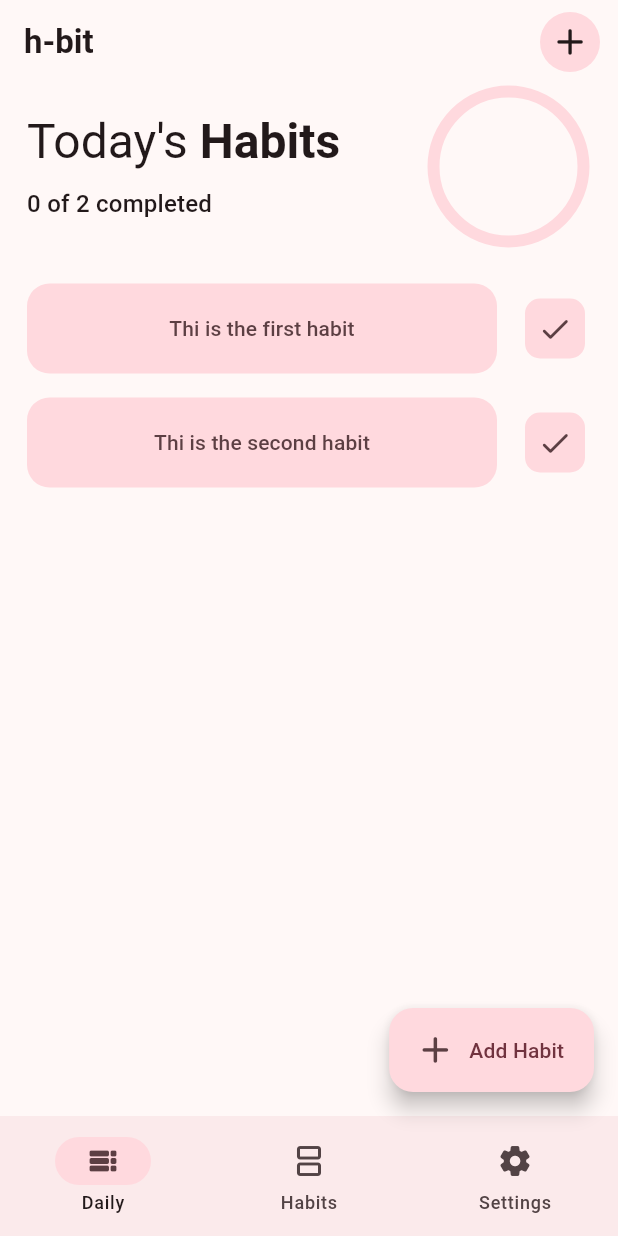
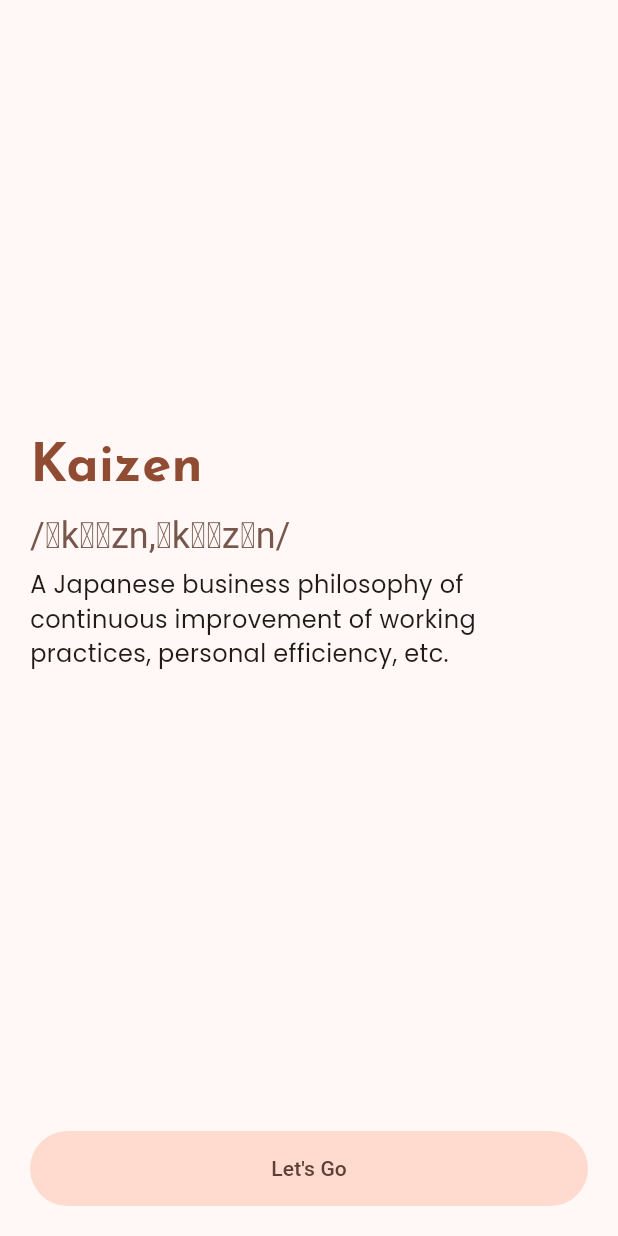
Before and after one commit to purveshxd/thehabitapp, a Flutter app: the screen it shows after launch, on a phone screen of 412 x 824 dp. Run offline on Flutter 3.47's test engine with Material 3 defaults, Android fonts, the light colour scheme and no system bars; our stand-ins replace flutter_heatmap_calendar, flutter_riverpod, google_fonts, hive, hive_flutter; missing offline and left inert: metaballs; accounts and stored records are empty.

Commit message:
onboarding styled

```diff
--- a/lib/localStorage/local_store.dart
+++ b/lib/localStorage/local_store.dart
@@ -19,7 +19,7 @@ class LocalStorage {
   void createInitialData() {
     habitList = [
       Habit(
-        habitName: "Thi is the first habit",
+        habitName: "This is the first habit",
         days: [Days.fri, Days.mon, Days.sat, Days.sat, Days.wed],
         isCompleted: false,
       ),
--- a/lib/main.dart
+++ b/lib/main.dart
@@ -1,8 +1,10 @@
 import 'package:flutter/material.dart';
 import 'package:flutter_riverpod/flutter_riverpod.dart';
+import 'package:google_fonts/google_fonts.dart';
 import 'package:habitapp/models/habit.model.dart';
 import 'package:habitapp/pages/homepage.dart';
-import 'package:habitapp/pages/settings.page.dart';
+import 'package:habitapp/pages/welcome.page.dart';
+import 'package:habitapp/style/style.controller.dart';
 import 'package:habitapp/widget/theme_dialog.widget.dart';
 import 'package:hive_flutter/adapters.dart';
 
@@ -37,7 +39,7 @@ class _MyAppState extends ConsumerState<MyApp> {
   Widget build(BuildContext context) {
     return MaterialApp(
       debugShowCheckedModeBanner: false,
-      themeMode: setThemeMode(),
+      themeMode: ThemeMode.system,
       darkTheme: ThemeData(
         pageTransitionsTheme: const PageTransitionsTheme(
             builders: {TargetPlatform.android: ZoomPageTransitionsBuilder()}),
@@ -50,7 +52,7 @@ class _MyAppState extends ConsumerState<MyApp> {
         useMaterial3: true,
         colorSchemeSeed: ref.watch(currentColor),
       ),
-      home: Homepage(),
+      home: const OnboardingScreen(),
     );
   }
 }
--- a/lib/pages/addhabit.page.dart
+++ b/lib/pages/addhabit.page.dart
@@ -38,7 +38,10 @@ class _AddHabitPageState extends ConsumerState<AddHabitPage> {
           // textfield to give habit name
           Padding(
             padding: const EdgeInsets.all(12.0),
-            child: MyTextField(habitNameController: habitNameController),
+            child: MyTextField(
+                habitNameController: habitNameController,
+                autoFocus: true,
+                hintText: "Habit Name"),
           ),
 
           Padding(
--- a/lib/pages/homepage.dart
+++ b/lib/pages/homepage.dart
@@ -15,7 +15,7 @@ class Homepage extends ConsumerWidget {
   final pageList = <Widget>[
     const TodaysHabitPage(),
     const AllHabitsPage(),
-    SettingsPage(),
+    const SettingsPage(),
   ];
   @override
   Widget build(BuildContext context, WidgetRef ref) {
--- /dev/null
+++ b/lib/pages/welcome.page.dart
@@ -0,0 +1,106 @@
+import 'package:flutter/material.dart';
+import 'package:flutter_riverpod/flutter_riverpod.dart';
+import 'package:google_fonts/google_fonts.dart';
+import 'package:habitapp/pages/features_highlight.page.dart';
+import 'package:habitapp/style/style.controller.dart';
+import 'package:habitapp/widget/expanded_filled_button.dart';
+import 'package:metaballs/dart_ui_real.dart';
+import 'package:metaballs/metaballs.dart';
+
+final currentPageProvider = StateProvider<int>((ref) {
+  return 0;
+});
+
+class OnboardingScreen extends ConsumerWidget {
+  const OnboardingScreen({super.key});
+
+  @override
+  Widget build(BuildContext context, WidgetRef ref) {
+    // PageController pageController = PageController();
+
+    return Scaffold(
+      body: SafeArea(
+        child: Metaballs(
+          effect: MetaballsEffect.grow(
+            growthFactor: 1,
+            smoothing: 1,
+            radius: 1,
+          ),
+          gradient: LinearGradient(
+            begin: Alignment.topCenter,
+            end: Alignment.bottomLeft,
+            colors: [
+              colorthemeContext(context).secondary,
+              colorthemeContext(context).secondaryContainer,
+            ],
+          ),
+          metaballs: 30,
+          animationDuration: const Duration(milliseconds: 1000),
+          speedMultiplier: 1,
+          bounceStiffness: 3,
+          minBallRadius: 30,
+          maxBallRadius: 60,
+          glowRadius: 0,
+          glowIntensity: 0.6,
+          child: Column(
+            mainAxisAlignment: MainAxisAlignment.center,
+            crossAxisAlignment: CrossAxisAlignment.center,
+            children: [
+              const Spacer(),
+              BackdropFilter(
+                filter: ImageFilter.blur(sigmaX: 20, sigmaY: 20),
+                child: Container(
+                  padding: const EdgeInsets.all(10),
+                  margin: const EdgeInsets.all(10),
+                  // color: Colors.grey.withOpacity(.),
+                  child: Column(
+                    mainAxisSize: MainAxisSize.min,
+                    mainAxisAlignment: MainAxisAlignment.center,
+                    crossAxisAlignment: CrossAxisAlignment.start,
+                    children: [
+                      Text("Kaizen",
+                          style: GoogleFonts.josefinSans().copyWith(
+                            fontSize: 35,
+                            fontWeight: FontWeight.bold,
+                            color: colorthemeContext(context).primary,
+                          )),
+                      const SizedBox(height: 5),
+                      Text(
+                        "/ˈkʌɪzn,ˈkʌɪzɛn/",
+                        style:
+                            Theme.of(context).textTheme.headlineSmall!.copyWith(
+                                  color: colorthemeContext(context).secondary,
+                                ),
+                      ),
+                      const SizedBox(height: 5),
+                      Text(
+                          "A Japanese business philosophy of continuous improvement of working practices, personal efficiency, etc.",
+                          style: GoogleFonts.poppins(
+                              color: colorthemeContext(context).onBackground,
+                              fontSize: Theme.of(context)
+                                  .textTheme
+                                  .bodyLarge!
+                                  .fontSize)),
+                    ],
+                  ),
+                ),
+              ),
+              const Spacer(),
+              ExpandedButton(
+                text: "Let's Go",
+                onPressed: () {
+                  Navigator.push(
+                    context,
+                    MaterialPageRoute(
+                      builder: (context) => FeatureHighlightScreen(),
+                    ),
+                  );
+                },
+              ),
+            ],
+          ),
+        ),
+      ),
+    );
+  }
+}
--- a/lib/style/style.controller.dart
+++ b/lib/style/style.controller.dart
@@ -1,5 +1,11 @@
 import 'package:flutter/material.dart';
+import 'package:flutter_riverpod/flutter_riverpod.dart';
 
 ColorScheme colorthemeContext(context) => Theme.of(context).colorScheme;
 // theme context for text
 TextTheme textthemeContext(context) => Theme.of(context).textTheme;
+
+// Selected theme Mode(Device , Light, Dark)
+final selectedThemeProvider = StateProvider<List>((ref) {
+  return [true, false, false];
+});
--- /dev/null
+++ b/lib/widget/expanded_filled_button.dart
@@ -0,0 +1,30 @@
+// ignore_for_file: public_member_api_docs, sort_constructors_first
+import 'package:flutter/material.dart';
+
+class ExpandedButton extends StatelessWidget {
+  final void Function()? onPressed;
+  final String text;
+  const ExpandedButton({
+    Key? key,
+    this.onPressed,
+    required this.text,
+  }) : super(key: key);
+
+  @override
+  Widget build(BuildContext context) {
+    return Padding(
+      padding: const EdgeInsets.all(20),
+      child: Row(
+        children: [
+          Expanded(
+            child: FilledButton.tonal(
+                style:
+                    FilledButton.styleFrom(padding: const EdgeInsets.all(15)),
+                onPressed: onPressed,
+                child: Text(text)),
+          )
+        ],
+      ),
+    );
+  }
+}
--- a/lib/widget/theme_dialog.widget.dart
+++ b/lib/widget/theme_dialog.widget.dart
@@ -3,7 +3,7 @@ import 'package:flutter_riverpod/flutter_riverpod.dart';
 import 'package:habitapp/constants/components.dart';
 import 'package:habitapp/style/style.controller.dart';
 
-final currentColor = StateProvider((ref) => materialColors[1]);
+final currentColor = StateProvider((ref) => materialColors[16]);
 
 class ThemeDialog extends ConsumerWidget {
   const ThemeDialog({
--- a/lib/widget/weekly_calendar.dart
+++ b/lib/widget/weekly_calendar.dart
@@ -1,7 +1,5 @@
 // ignore_for_file: public_member_api_docs, sort_constructors_first
 // import 'dart:math';
-
-import 'dart:ffi';
 
 import 'package:flutter/material.dart';
 import 'package:flutter_riverpod/flutter_riverpod.dart';
--- a/pubspec.yaml
+++ b/pubspec.yaml
@@ -42,6 +42,8 @@ dependencies:
   hive_flutter: ^1.1.0
   uuid: ^4.2.1
   flutter_heatmap_calendar: ^1.0.5
+  google_fonts: ^6.1.0
+  metaballs: ^1.5.0
 
 dev_dependencies:
   flutter_test:
```
Also changed, not shown: lib/controller/userdata.controller.dart (added, +17 -0 lines), lib/localStorage/user_local_store.dart (+30 -1 lines), lib/models/user_data.model.dart (+30 -30 lines), lib/pages/features_highlight.page.dart (added, +118 -0 lines), lib/pages/settings.page.dart (+29 -40 lines), lib/widget/text_field.widget.dart (+11 -4 lines), pubspec.lock.
